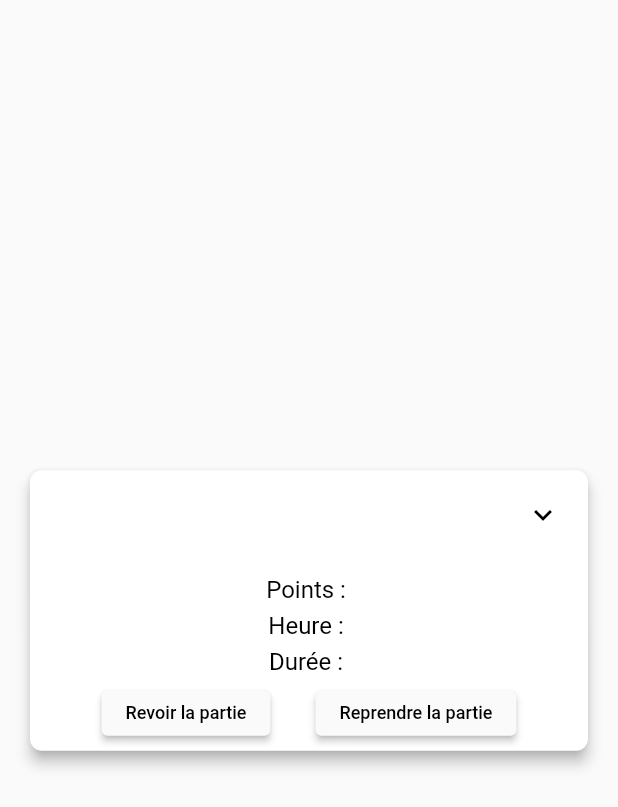
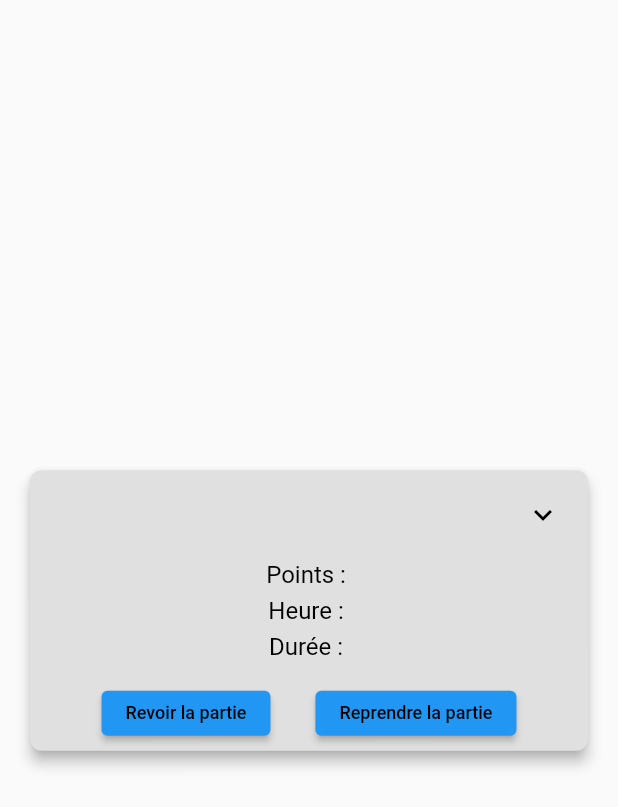
Before and after one commit to Extauren/Plaktago, a Flutter app: the GameList widget shown alone on an empty page, opened directly with empty values, after a tap on the "keyboard arrow down" icon, on a phone screen of 412 x 824 dp. Shown: the top 807 px of the screen. Run offline on Flutter 3.47's test engine with Material 2 defaults, Android fonts, the light colour scheme and no system bars; drawn by our look-alikes of expansion_tile_card; our stand-ins replace fl_chart, font_awesome_flutter, go_router, google_fonts, stop_watch_timer.

```diff
--- a/lib/statistic/game_list.dart
+++ b/lib/statistic/game_list.dart
@@ -16,8 +16,9 @@ class GameList extends StatefulWidget {
   final int index;
   final Map<String, dynamic> board;
   GameData gameData;
-  GameList({
-    Key? key,
+  Function getStat;
+  GameList(
+      {Key? key,
       required this.points,
       required this.gameType,
       required this.date,
@@ -27,7 +28,8 @@ class GameList extends StatefulWidget {
       required this.index,
       required this.board,
       required this.gameData,
-  }) : super(key: key);
+      required this.getStat})
+      : super(key: key);
 
   @override
   State<GameList> createState() => _GameList();
@@ -37,13 +39,19 @@ class _GameList extends State<GameList> {
   bool isExpanded = false;
   int sizeRatio = 1;
 
+  void updateState() {
+    setState(() {});
+  }
+
   void goToGameStats() {
     Navigator.push(
         context,
         MaterialPageRoute(
             builder: (context) => GameStats(
                   bingoStat: widget.board,
-                )));
+                ))).then((value) {
+      updateState();
+    });
   }
 
   Icon getTraillingIcon() {
@@ -59,14 +67,14 @@ class _GameList extends State<GameList> {
     );
   }
 
-  Color getCardColor(final String points, final String gameType) {
-    if (points == "56") {
-      return Colors.amber[300]!;
-    } else if (gameType == "Plaque") {
-      return Colors.indigo[200]!;
-    }
-    return Theme.of(context).colorScheme.secondary;
-  }
+  // Color getCardColor(final String points, final String gameType) {
+  //   if (points == "56") {
+  //     return Colors.amber[300]!;
+  //   } else if (gameType == "Plaque") {
+  //     return Colors.indigo[200]!;
+  //   }
+  //   return Theme.of(context).colorScheme.secondary;
+  // }
 
   void setGame() {
     List<BingoCard> cards = List<BingoCard>.from(
@@ -80,7 +88,11 @@ class _GameList extends State<GameList> {
             MaterialPageRoute(
                 builder: (context) =>
                     Game(bingoParams: widget.gameData, newGame: false)))
-        .then((value) {});
+        .then((value) {
+      setState(() {
+        widget.getStat();
+      });
+    });
   }
 
   void comeBackToGame() {
@@ -116,6 +128,13 @@ class _GameList extends State<GameList> {
     } else {
       setGame();
     }
+  }
+
+  Color getBackgroundColor() {
+    if (Theme.of(context).colorScheme.background == Colors.grey[50]) {
+      return Colors.grey[400]!;
+    }
+    return Colors.grey[100]!;
   }
 
   @override
@@ -158,14 +177,15 @@ class _GameList extends State<GameList> {
                             children: [Text(widget.date)])
                       ])),
               trailing: getTraillingIcon(),
-              baseColor: Colors.grey[400],
+              expandedColor: Colors.grey[300],
+              baseColor:
+                  getBackgroundColor(), //Theme.of(context).colorScheme.onBackground, //Colors.grey[50],
               expandedTextColor: Colors.black,
               initialPadding: EdgeInsets.only(bottom: 10, left: 20, right: 20),
               finalPadding: EdgeInsets.only(bottom: 10, left: 20, right: 20),
               initialElevation: 2.0,
               elevation: 4.0,
               children: [
-                SizedBox(height: 10),
                 DefaultTextStyle(
                     style: TextStyle(fontSize: 16, color: Colors.black),
                     child: Column(children: [
@@ -174,6 +194,7 @@ class _GameList extends State<GameList> {
                       Text("Heure : ${widget.hour}"),
                       SizedBox(height: 5),
                       Text("Durée : ${widget.time}"),
+                      SizedBox(height: 10)
                     ])),
                 Row(mainAxisAlignment: MainAxisAlignment.center, children: [
                   Container(
@@ -182,8 +203,10 @@ class _GameList extends State<GameList> {
                           EdgeInsets.symmetric(vertical: 10, horizontal: 15),
                       child: ElevatedButton(
                           style: ButtonStyle(
-                            backgroundColor:
-                                MaterialStatePropertyAll(Colors.grey[50]!),
+                            backgroundColor: MaterialStatePropertyAll(
+                                Theme.of(context)
+                                    .colorScheme
+                                    .primary), //(Colors.grey[50]!),
                           ),
                           onPressed: goToGameStats,
                           child: Text(
@@ -196,8 +219,8 @@ class _GameList extends State<GameList> {
                           EdgeInsets.symmetric(vertical: 10, horizontal: 15),
                       child: ElevatedButton(
                           style: ButtonStyle(
-                            backgroundColor:
-                                MaterialStatePropertyAll(Colors.grey[50]!),
+                            backgroundColor: MaterialStatePropertyAll(
+                                Theme.of(context).colorScheme.primary),
                           ),
                           onPressed: comeBackToGame,
                           child: Text(
--- a/lib/statistic/statistic.dart
+++ b/lib/statistic/statistic.dart
@@ -323,7 +323,8 @@ class _Statistic extends State<Statistic> {
                                         gameNumber: gameNumber,
                                         index: index,
                                         board: _bingoGames[index],
-                                        gameData: gameData);
+                                        gameData: gameData,
+                                        getStat: test);
                                   });
                                 })))
                     : Container()
```
Also changed, not shown: lib/game/board/board.dart (+2 -7 lines), lib/statistic/gameStats.dart (+70 -2 lines), lib/utils/saveGame.dart (+39 -0 lines). Lines whose indentation alone changed are shown as unchanged.
